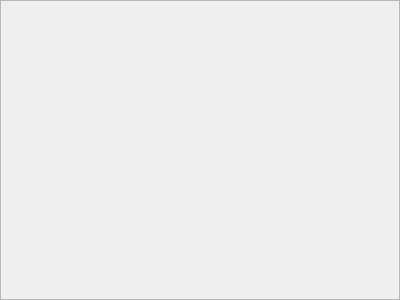
Before: the Qt Designer form admincreecompteframe.ui in rsoumail/Exam-Platform, drawn with Qt 5.
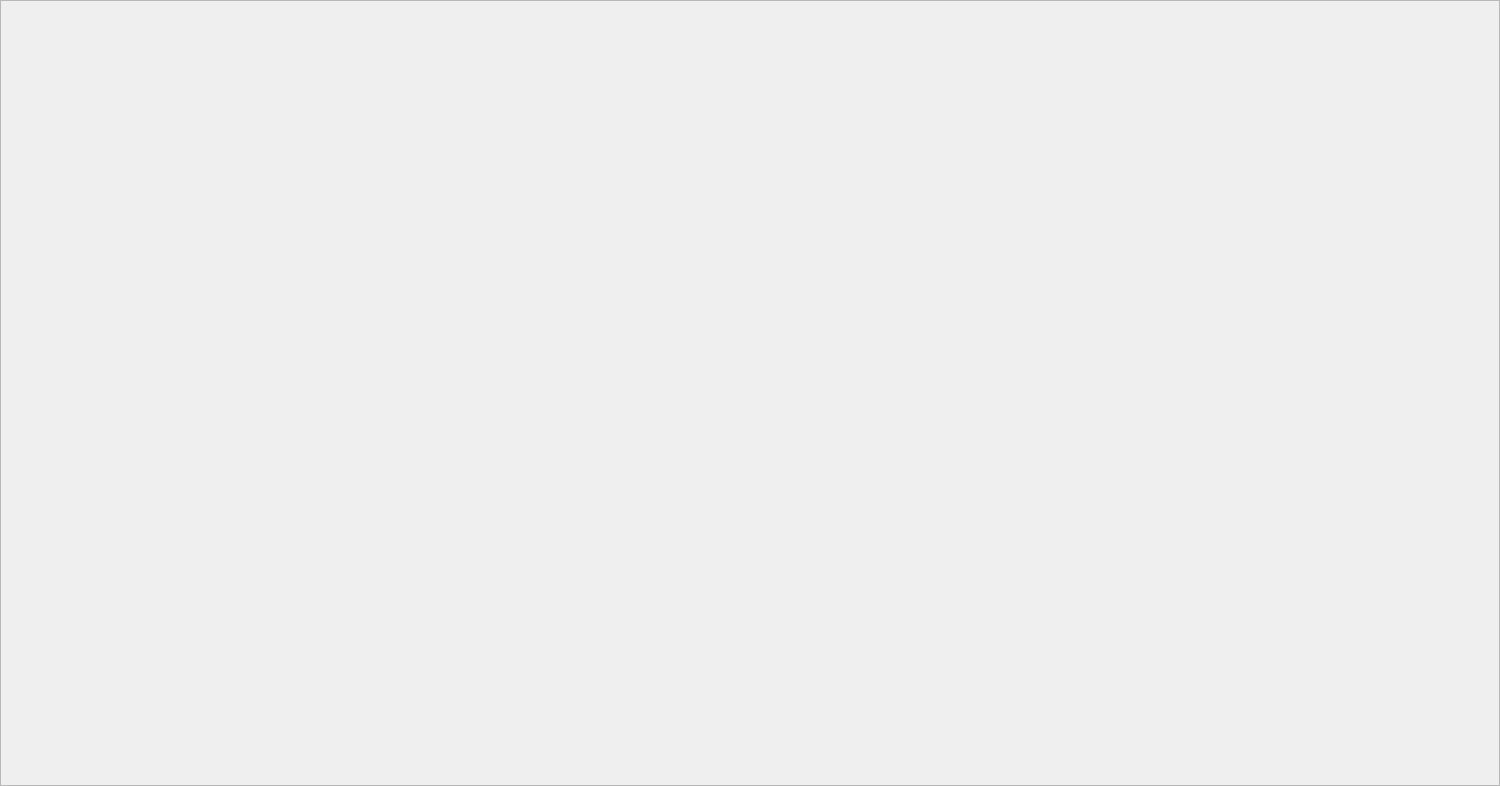
After: the same form once the commit is applied.

```diff
--- a/admincreecompteframe.ui
+++ b/admincreecompteframe.ui
@@ -9,8 +9,8 @@
    <rect>
     <x>0</x>
     <y>0</y>
-    <width>400</width>
-    <height>300</height>
+    <width>1500</width>
+    <height>786</height>
    </rect>
   </property>
   <property name="frameShape">
```
Left out of the diff: 18 changed lines with no effect on the pictures.
